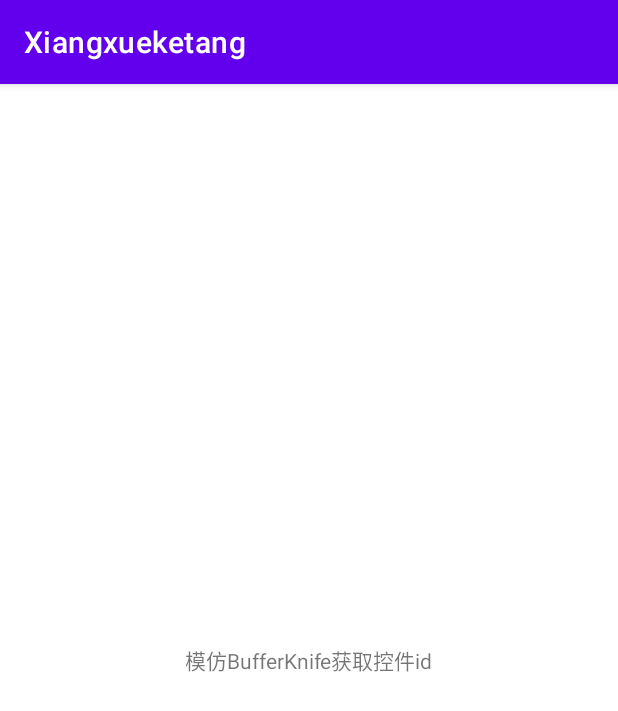
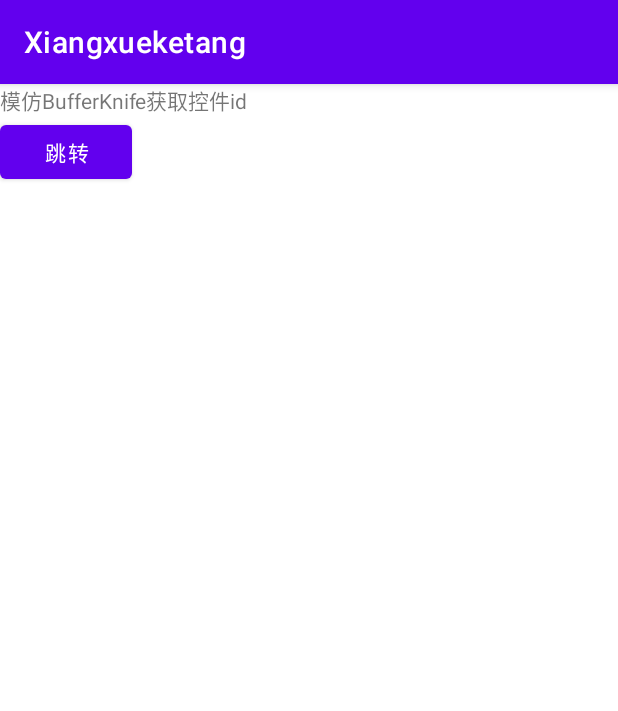
Before and after one commit to LQG24/Xiangxueketang, an Android app: the screen it shows after launch (MainActivity), on a phone screen of 412 x 824 dp. Shown: the top 711 px of the screen. Run offline under Robolectric (Android 15) with nearby library versions, the phone set to English and light mode, and no system bars.

```diff
--- a/app/src/main/AndroidManifest.xml
+++ b/app/src/main/AndroidManifest.xml
@@ -9,6 +9,7 @@
         android:roundIcon="@mipmap/ic_launcher_round"
         android:supportsRtl="true"
         android:theme="@style/Theme.Xiangxueketang">
+        <activity android:name=".lesson2.task.SecondActivity"></activity>
         <activity android:name=".lesson2.MainActivity">
             <intent-filter>
                 <action android:name="android.intent.action.MAIN" />
--- a/app/src/main/java/com/example/xiangxueketang/lesson2/MainActivity.java
+++ b/app/src/main/java/com/example/xiangxueketang/lesson2/MainActivity.java
@@ -2,17 +2,23 @@ package com.example.xiangxueketang.lesson2;
 
 import androidx.appcompat.app.AppCompatActivity;
 
+import android.content.Intent;
 import android.os.Bundle;
+import android.view.View;
+import android.widget.Button;
 import android.widget.TextView;
 
 import com.example.xiangxueketang.R;
 import com.example.xiangxueketang.lesson2.annotation.InjectView;
+import com.example.xiangxueketang.lesson2.task.SecondActivity;
 import com.example.xiangxueketang.lesson2.utils.InjectViewUtils;
 
 public class MainActivity extends AppCompatActivity {
     //模仿BufferKnife获取控件id
     @InjectView(R.id.text_view)
      TextView mTextView;
+    @InjectView(R.id.btn)
+    Button mButton;
 
     @Override
     protected void onCreate(Bundle savedInstanceState) {
@@ -20,5 +26,14 @@ public class MainActivity extends AppCompatActivity {
         setContentView(R.layout.activity_main);
         InjectViewUtils.injectView(this);
         mTextView.setText("模仿BufferKnife获取控件id");
+        mButton.setOnClickListener(new View.OnClickListener() {
+            @Override
+            public void onClick(View v) {
+                Intent intent = new Intent(MainActivity.this, SecondActivity.class);
+                intent.putExtra("name","kobe");
+                intent.putExtra("No.",24);
+                startActivity(intent);
+            }
+        });
     }
 }
--- a/app/src/main/res/layout/activity_main.xml
+++ b/app/src/main/res/layout/activity_main.xml
@@ -1,9 +1,10 @@
 <?xml version="1.0" encoding="utf-8"?>
-<androidx.constraintlayout.widget.ConstraintLayout xmlns:android="http://schemas.android.com/apk/res/android"
+<LinearLayout xmlns:android="http://schemas.android.com/apk/res/android"
     xmlns:app="http://schemas.android.com/apk/res-auto"
     xmlns:tools="http://schemas.android.com/tools"
     android:layout_width="match_parent"
     android:layout_height="match_parent"
+    android:orientation="vertical"
     tools:context=".lesson2.MainActivity">
 
     <TextView
@@ -16,4 +17,12 @@
         app:layout_constraintRight_toRightOf="parent"
         app:layout_constraintTop_toTopOf="parent" />
 
-</androidx.constraintlayout.widget.ConstraintLayout>
+    <Button
+        android:id="@+id/btn"
+        android:layout_width="wrap_content"
+        android:layout_height="wrap_content"
+        android:text="跳转"
+        />
+
+
+</LinearLayout>
```
Also changed, not shown: app/src/main/java/com/example/xiangxueketang/lesson2/annotation/InjectIntent.java (added, +12 -0 lines), app/src/main/java/com/example/xiangxueketang/lesson2/task/SecondActivity.java (added, +27 -0 lines), app/src/main/java/com/example/xiangxueketang/lesson2/utils/InjectIntentUtil.java (added, +37 -0 lines), app/src/main/res/layout/activity_second.xml (added, +17 -0 lines).
